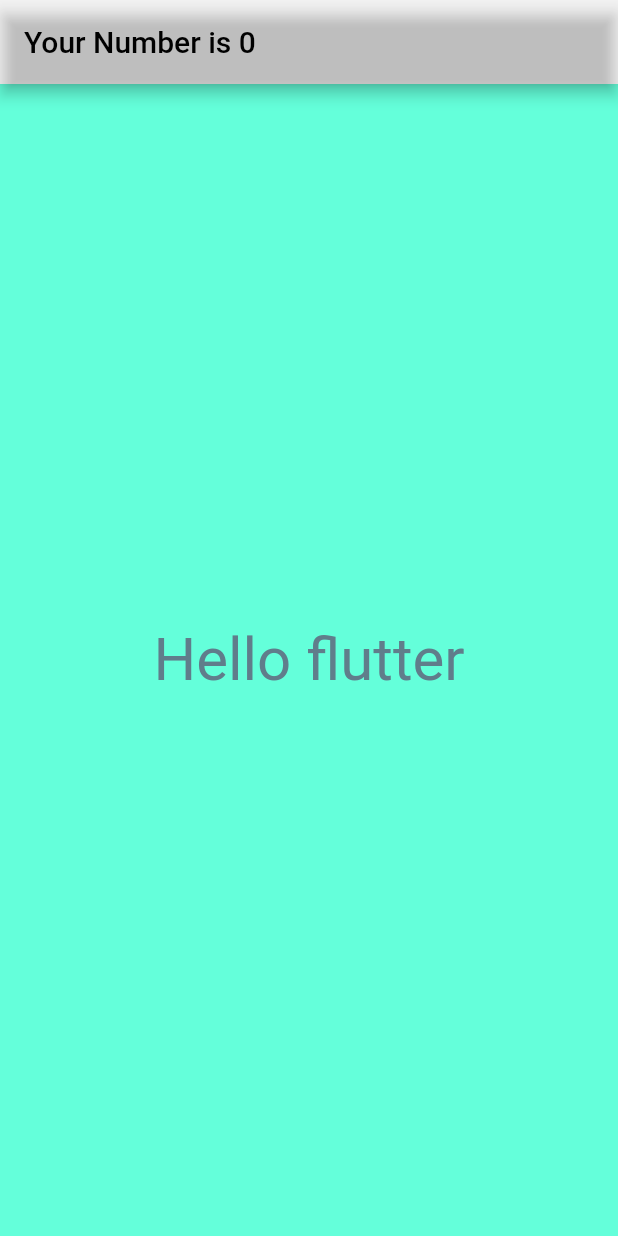
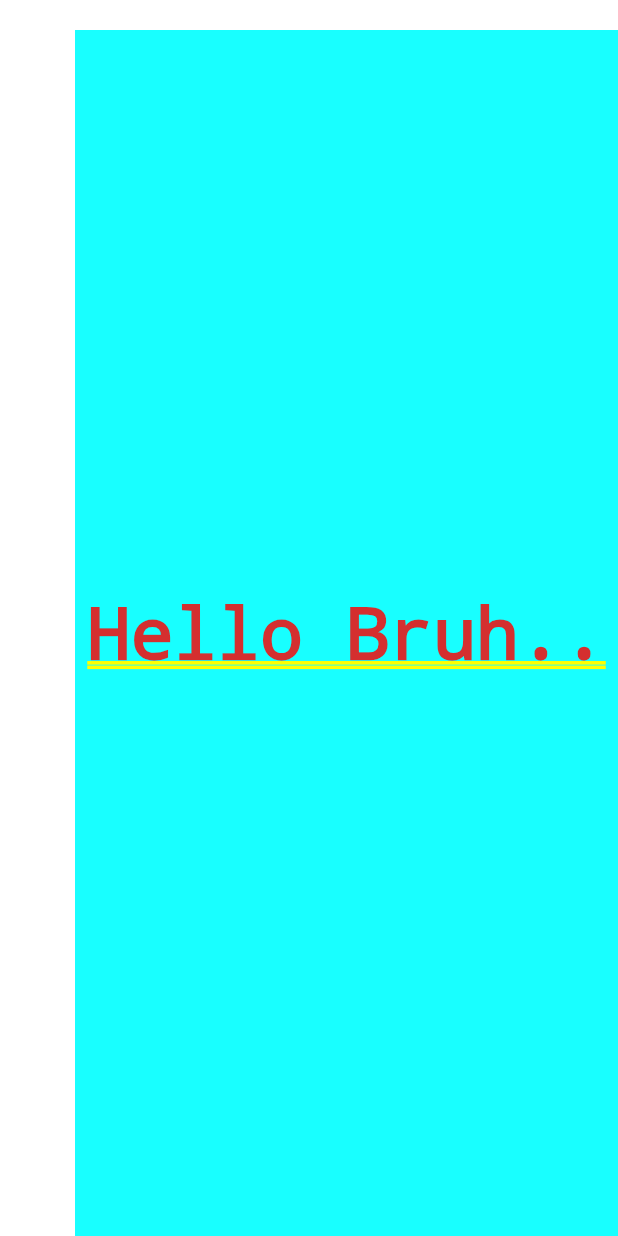
Before and after one commit to RishabhVerma098/helloflutter, a Flutter app: the screen it shows after launch, on a phone screen of 412 x 824 dp. Run offline on Flutter 3.47's test engine with Material 2 defaults, Android fonts, the phone set to English and light mode, and no system bars.

Commit message:
padding margin done

```diff
--- a/lib/asserts/helperfile.dart
+++ /dev/null
@@ -1,18 +0,0 @@
-import 'package:flutter/material.dart';
-
-class Hellper extends StatelessWidget {
-  @override
-  Widget build(BuildContext context) {
-    // TODO: implement build
-    return Material(
-      color: Colors.tealAccent,
-      child: Center(
-        child: Text(
-          "Hello flutter",
-          textDirection: TextDirection.ltr,
-          style: TextStyle(color: Colors.blueGrey, fontSize: 40.0),
-        ),
-      ),
-    );
-  }
-}
--- /dev/null
+++ b/lib/helper/helper.dart
@@ -0,0 +1,16 @@
+import 'package:flutter/material.dart';
+
+class Helper extends StatelessWidget {
+  @override
+  Widget build(BuildContext context) {
+    // TODO: implement build
+    return Center(
+      child: Container(
+        alignment: Alignment.center,
+        color: Colors.cyanAccent,
+        child: Text("Hello Bruh.."),
+        margin: EdgeInsets.only(top: 20, left: 50),
+      ),
+    );
+  }
+}
--- a/lib/main.dart
+++ b/lib/main.dart
@@ -1,32 +1,10 @@
 import 'package:flutter/material.dart';
-import './asserts/helperfile.dart';
-import 'dart:math';
+import './helper/helper.dart';
 
 void main() {
-  runApp(MyflutterApp());
+  runApp(MaterialApp(
+    title: "Exploring Widgets",
+    debugShowCheckedModeBanner: false,
+    home: Helper(),
+  ));
 }
-
-class MyflutterApp extends StatelessWidget {
-  @override
-  Widget build(BuildContext context) {
-    return MaterialApp(
-        debugShowCheckedModeBanner: false,
-        title: "Hello World",
-        home: Scaffold(
-            appBar: AppBar(
-              title: Text(
-                "Your Number is ${genrateLuckyNumber()}",
-                textDirection: TextDirection.ltr,
-                style: TextStyle(color: Colors.black),
-              ),
-              backgroundColor: Colors.white12,
-            ),
-            body: Hellper()));
-  }
-}
-
-int genrateLuckyNumber() {
-  var random = Random();
-  int luckyNumber = random.nextInt(10);
-  return luckyNumber;
-}
```
